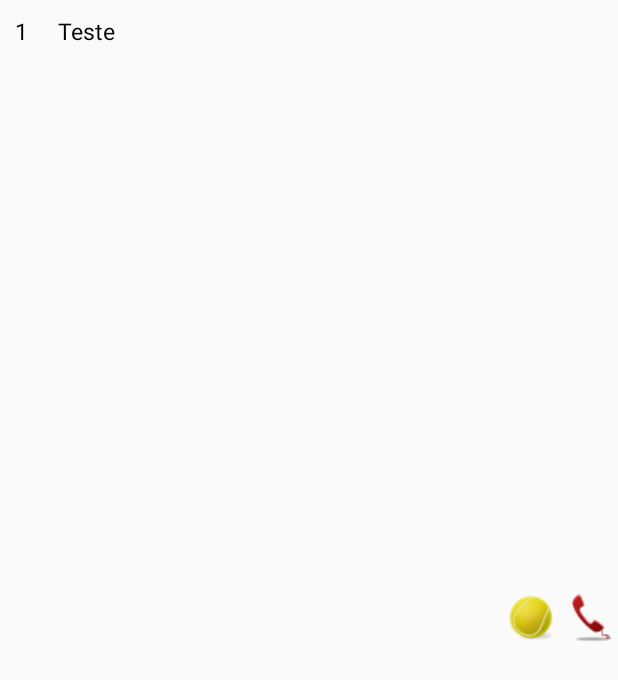
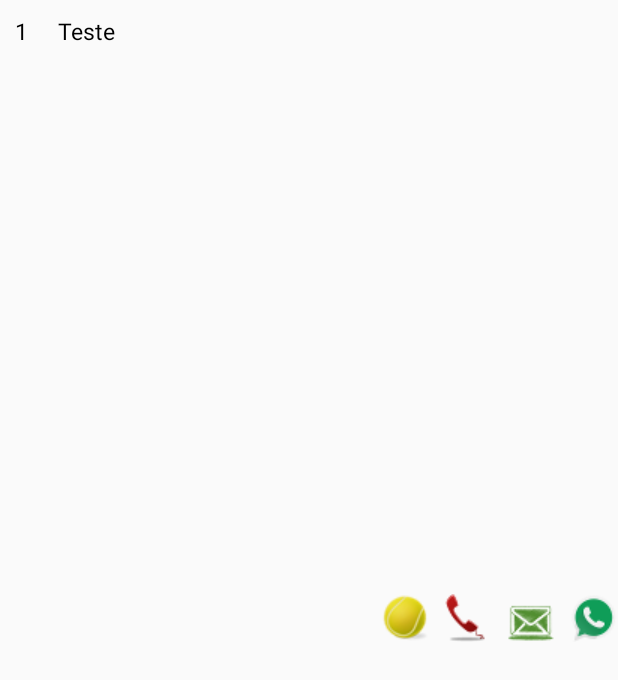
Before and after one commit to diegofsantos-ifsp/TenisRank, an Android app: the layout listview_ranking_item.xml on its own in the app's theme, with its tools: preview values and no code run, on a phone screen of 412 x 824 dp. Shown: the top 680 px of the screen. Run offline under Robolectric (Android 15) with nearby library versions, the phone set to English and light mode, and no system bars.

Commit message:
Versão Final 1.0 Correções de inúmeros erros; Ranking Atualizado Correção de regras no ranking

```diff
--- a/app/src/main/java/com/santos/diego/tenisrank/MainActivity.java
+++ b/app/src/main/java/com/santos/diego/tenisrank/MainActivity.java
@@ -437,12 +437,14 @@ public class MainActivity extends AppCompatActivity
 
             this.setTitle("Tenistas");
 
-        } else if (id == R.id.nav_share) {
+        }
+        /*
+        else if (id == R.id.nav_share) {
 
         } else if (id == R.id.nav_send) {
 
         }
-
+*/
         DrawerLayout drawer = (DrawerLayout) findViewById(R.id.drawer_layout);
         drawer.closeDrawer(GravityCompat.START);
         return true;
--- a/app/src/main/res/layout/listview_ranking_item.xml
+++ b/app/src/main/res/layout/listview_ranking_item.xml
@@ -54,4 +54,26 @@
         android:src="@drawable/phone_call_32" />
 
 
+    <ImageButton
+        android:layout_width="wrap_content"
+        android:layout_height="wrap_content"
+        android:id="@+id/imageButton_email"
+        android:background="#0000"
+        android:focusableInTouchMode="false"
+        android:focusable="false"
+        android:layout_marginLeft="10dp"
+        android:layout_gravity="center_vertical"
+        android:src="@drawable/email_32" />
+
+    <ImageButton
+        android:layout_width="wrap_content"
+        android:layout_height="wrap_content"
+        android:id="@+id/imageButton_whatsapp"
+        android:background="#0000"
+        android:focusableInTouchMode="false"
+        android:focusable="false"
+        android:layout_marginLeft="10dp"
+        android:layout_gravity="center_vertical"
+        android:src="@drawable/whatsapp_32" />
+
 </LinearLayout>
```
Also changed, not shown: app/src/main/java/com/santos/diego/tenisrank/CustomArrayRankingAdapter.java (+81 -0 lines), app/src/main/java/com/santos/diego/tenisrank/DatabaseJson.java (+45 -0 lines), app/src/main/java/com/santos/diego/tenisrank/FragmentRanking.java (+42 -11 lines), app/src/main/res/menu/activity_main_drawer.xml (+0 -13 lines), app/src/main/res/drawable/email_32.png (added), app/src/main/res/drawable/whatsapp_32.png (added), 1 other file.
